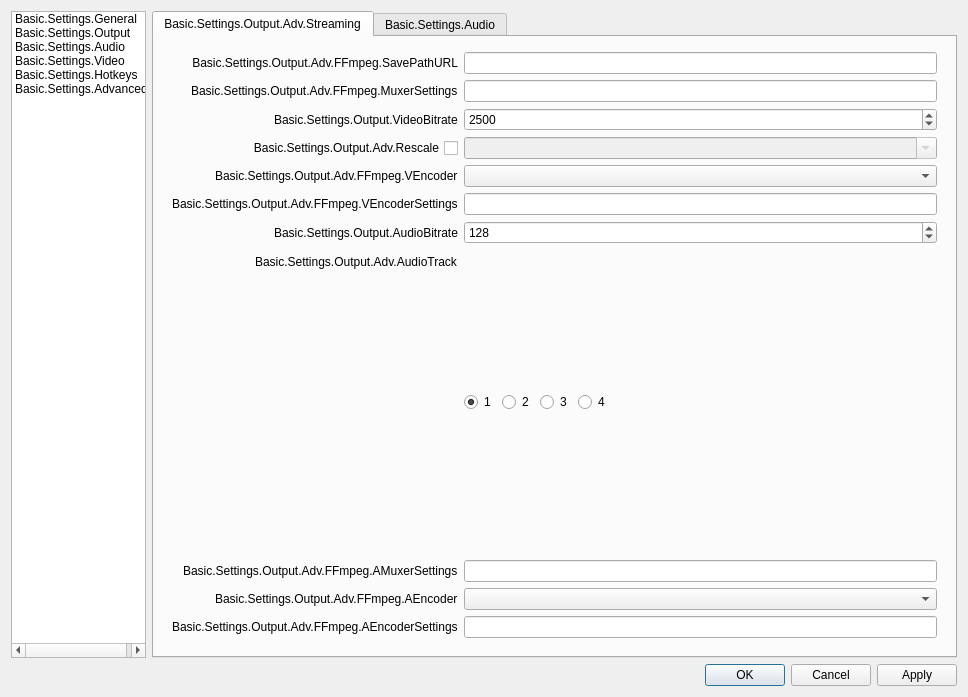
The window that obs/forms/OBSBasicSettings.ui (mixer/tachyon) describes before a commit, drawn with Qt 5.
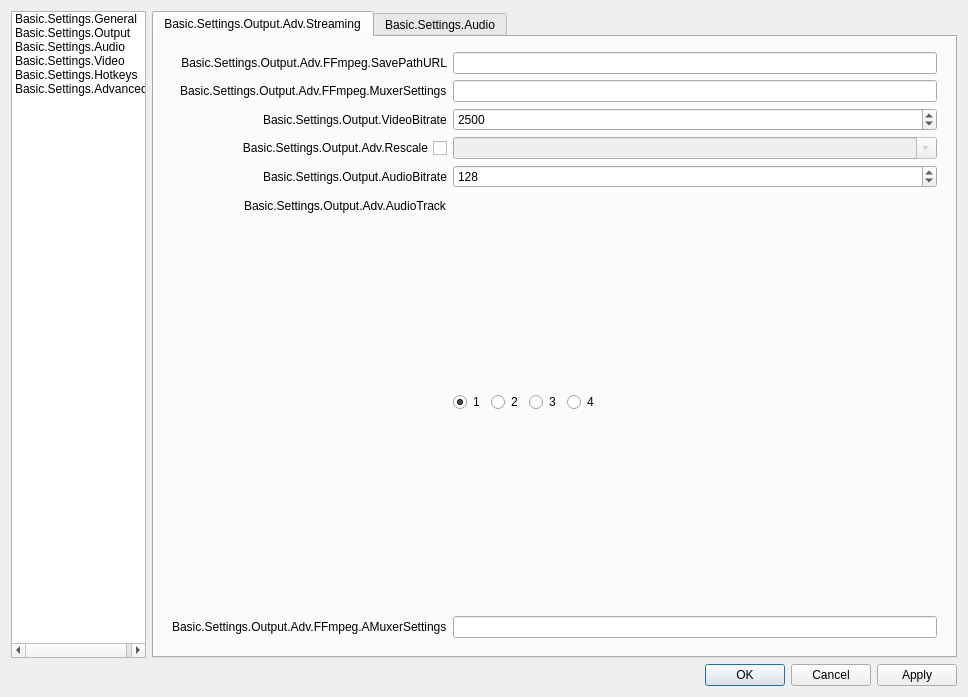
The same window after the commit. Icons and pictures are not drawn.

```diff
--- a/obs/forms/OBSBasicSettings.ui
+++ b/obs/forms/OBSBasicSettings.ui
@@ -345,34 +345,14 @@
                        </property>
                       </widget>
                      </item>
-                     <item row="4" column="0">
-                      <widget class="QLabel" name="label_37">
-                       <property name="text">
-                        <string>Basic.Settings.Output.Adv.FFmpeg.VEncoder</string>
-                       </property>
-                      </widget>
-                     </item>
-                     <item row="4" column="1">
-                      <widget class="QComboBox" name="advOutFFVEncoder"/>
-                     </item>
-                     <item row="6" column="0">
-                      <widget class="QLabel" name="label_38">
-                       <property name="text">
-                        <string>Basic.Settings.Output.Adv.FFmpeg.VEncoderSettings</string>
-                       </property>
-                      </widget>
-                     </item>
-                     <item row="6" column="1">
-                      <widget class="QLineEdit" name="advOutFFVCfg"/>
-                     </item>
-                     <item row="7" column="0">
+                     <item row="5" column="0">
                       <widget class="QLabel" name="label_41">
                        <property name="text">
                         <string>Basic.Settings.Output.AudioBitrate</string>
                        </property>
                       </widget>
                      </item>
-                     <item row="7" column="1">
+                     <item row="5" column="1">
                       <widget class="QSpinBox" name="advOutFFABitrate">
                        <property name="minimum">
                         <number>32</number>
@@ -388,14 +368,14 @@
                        </property>
                       </widget>
                      </item>
-                     <item row="8" column="0">
+                     <item row="6" column="0">
                       <widget class="QLabel" name="label_47">
                        <property name="text">
                         <string>Basic.Settings.Output.Adv.AudioTrack</string>
                        </property>
                       </widget>
                      </item>
-                     <item row="8" column="1">
+                     <item row="6" column="1">
                       <widget class="QWidget" name="widget_10" native="true">
                        <property name="sizePolicy">
                         <sizepolicy hsizetype="Maximum" vsizetype="Preferred">
@@ -450,36 +430,16 @@
                        </layout>
                       </widget>
                      </item>
-                     <item row="9" column="0">
+                     <item row="7" column="0">
                       <widget class="QLabel" name="label_7">
                        <property name="text">
                         <string>Basic.Settings.Output.Adv.FFmpeg.AMuxerSettings</string>
                        </property>
                       </widget>
                      </item>
-                     <item row="9" column="1">
+                     <item row="7" column="1">
                       <widget class="QLineEdit" name="advOutFFAMuxer"/>
                      </item>
-                     <item row="11" column="0">
-                      <widget class="QLabel" name="label_39">
-                       <property name="text">
-                        <string>Basic.Settings.Output.Adv.FFmpeg.AEncoder</string>
-                       </property>
-                      </widget>
-                     </item>
-                     <item row="11" column="1">
-                      <widget class="QComboBox" name="advOutFFAEncoder"/>
-                     </item>
-                     <item row="12" column="0">
-                      <widget class="QLabel" name="label_46">
-                       <property name="text">
-                        <string>Basic.Settings.Output.Adv.FFmpeg.AEncoderSettings</string>
-                       </property>
-                      </widget>
-                     </item>
-                     <item row="12" column="1">
-                      <widget class="QLineEdit" name="advOutFFACfg"/>
-                     </item>
                     </layout>
                    </widget>
                   </widget>
```
Left out of the diff: 4 changed lines with no effect on the pictures.
